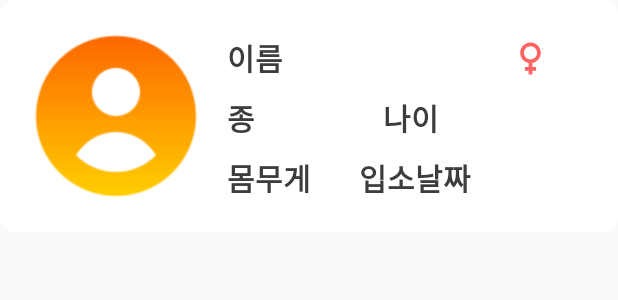
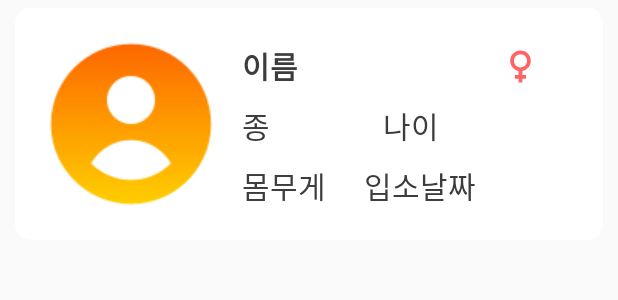
Before and after one commit to huhxii/MungNyang, an Android app: the layout adopt_item.xml on its own in the app's theme, with its tools: preview values and no code run, on a phone screen of 412 x 824 dp. Shown: the top 300 px of the screen. Run offline under Robolectric (Android 15) with nearby library versions, the phone set to English and light mode, and no system bars.

Commit message:
[UPDATE] kce_feature Layout Files / Gradle File Update

```diff
--- a/app/src/main/res/layout/adopt_item.xml
+++ b/app/src/main/res/layout/adopt_item.xml
@@ -6,7 +6,11 @@
     android:layout_height="wrap_content"
     app:cardCornerRadius="10dp"
     android:elevation="7dp"
-    app:contentPadding="3dp">
+    app:contentPadding="3dp"
+    android:layout_marginTop="5dp"
+    android:layout_marginLeft="10dp"
+    android:layout_marginRight="10dp"
+    android:layout_marginBottom="5dp">
 
     <LinearLayout
         android:layout_width="match_parent"
@@ -20,7 +24,8 @@
             android:layout_width="wrap_content"
             android:layout_height="wrap_content"
             android:layout_marginRight="10dp"
-            app:srcCompat="@drawable/user" />
+            app:srcCompat="@drawable/user"
+            android:layout_gravity="center_vertical"/>
 
         <LinearLayout
             android:layout_width="match_parent"
@@ -65,8 +70,7 @@
                     android:text="종"
                     android:layout_marginBottom="10dp"
                     android:textColor="#3C3C3C"
-                    android:textSize="20sp"
-                    android:textStyle="bold" />
+                    android:textSize="20sp" />
 
                 <TextView
                     android:id="@+id/tv_age"
@@ -76,8 +80,7 @@
                     android:layout_weight="1"
                     android:text="나이"
                     android:textColor="#3C3C3C"
-                    android:textSize="20sp"
-                    android:textStyle="bold" />
+                    android:textSize="20sp" />
 
 
             </LinearLayout>
@@ -94,8 +97,7 @@
                     android:layout_weight="0.5"
                     android:text="몸무게"
                     android:textColor="#3C3C3C"
-                    android:textSize="20sp"
-                    android:textStyle="bold" />
+                    android:textSize="20sp" />
 
                 <TextView
                     android:id="@+id/tv_date"
@@ -106,7 +108,7 @@
                     android:text="입소날짜"
                     android:textColor="#3C3C3C"
                     android:textSize="20sp"
-                    android:textStyle="bold" />
+                    />
 
 
             </LinearLayout>
```
Also changed, not shown: app/build.gradle (+8 -0 lines), app/src/main/res/layout/fragment_adoptlist.xml (+10 -6 lines).
